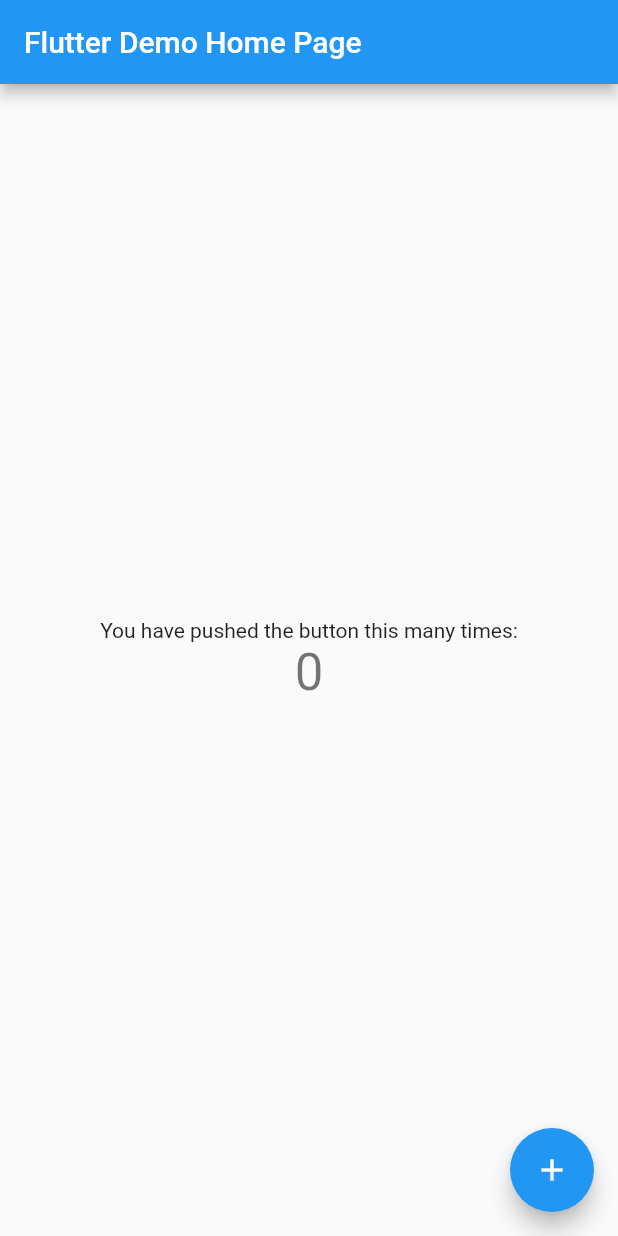
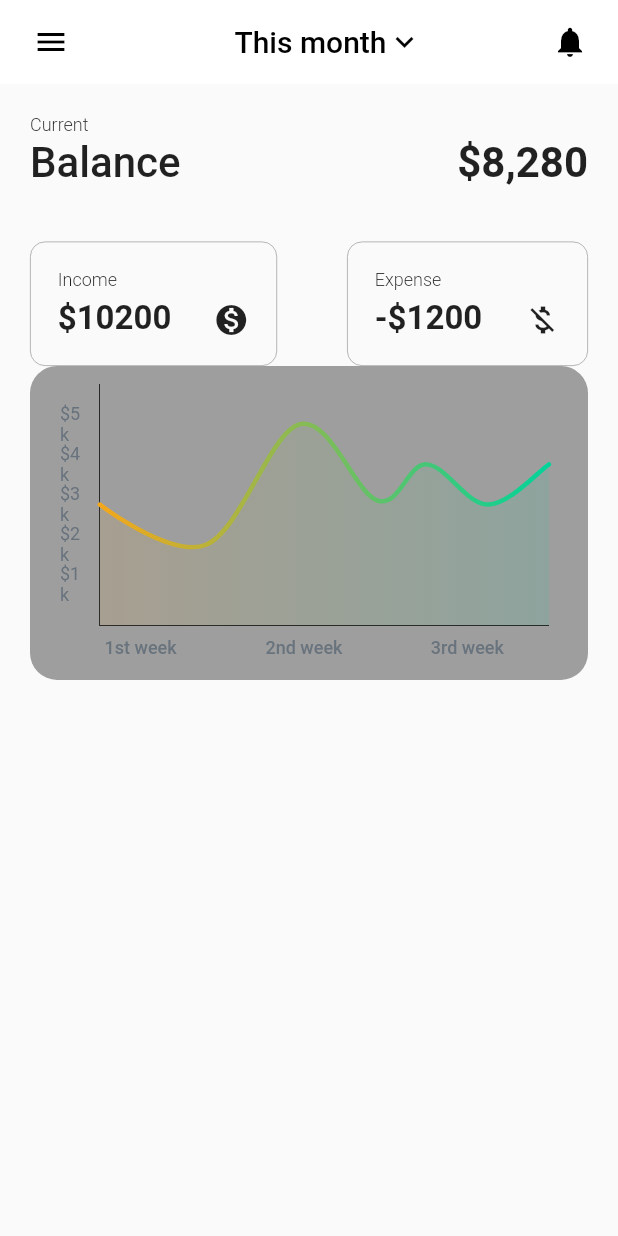
Before and after one commit to MarTevoL/finance-tracker-ui, a Flutter app: the screen it shows after launch, on a phone screen of 412 x 824 dp. Run offline on Flutter 3.47's test engine with Material 2 defaults, Android fonts, the phone set to English and light mode, and no system bars; drawn by our look-alikes of fl_chart.

Commit message:
Add line_chart, add income_expense_class

```diff
--- /dev/null
+++ b/lib/home_page.dart
@@ -0,0 +1,114 @@
+import 'package:finance_tracker_ui/income_expense_card.dart';
+import 'package:finance_tracker_ui/line_chart_sample.dart';
+import 'package:flutter/material.dart';
+
+class HomePage extends StatefulWidget {
+  @override
+  _HomePageState createState() => _HomePageState();
+}
+
+class _HomePageState extends State<HomePage> {
+  @override
+  Widget build(BuildContext context) {
+    return Scaffold(
+      appBar: _buildAppBar(),
+      body: Padding(
+        padding: EdgeInsets.all(20.0),
+        child: Column(
+          children: <Widget>[
+            Container(
+              child: Row(
+                crossAxisAlignment: CrossAxisAlignment.end,
+                mainAxisAlignment: MainAxisAlignment.spaceBetween,
+                children: <Widget>[
+                  Column(
+                    crossAxisAlignment: CrossAxisAlignment.start,
+                    children: <Widget>[
+                      Text(
+                        'Current',
+                        style: TextStyle(
+                            fontSize: 12.0, fontWeight: FontWeight.w300),
+                      ),
+                      SizedBox(
+                        height: 2.0,
+                      ),
+                      Text(
+                        'Balance',
+                        style: TextStyle(
+                            fontSize: 28.0, fontWeight: FontWeight.w500),
+                      ),
+                    ],
+                  ),
+                  Text(
+                    '\$8,280',
+                    style:
+                        TextStyle(fontSize: 28.0, fontWeight: FontWeight.w700),
+                  ),
+                ],
+              ),
+            ),
+            SizedBox(
+              height: 36.0,
+            ),
+            Row(
+              mainAxisAlignment: MainAxisAlignment.spaceBetween,
+              children: <Widget>[
+                IncomeExpenseCard(
+                  cardType: CardType.Income,
+                  amount: 10200,
+                ),
+                IncomeExpenseCard(
+                  cardType: CardType.Expense,
+                  amount: 1200,
+                ),
+              ],
+            ),
+            Container(child: LineChartSample2()),
+          ],
+        ),
+      ),
+    );
+  }
+
+  AppBar _buildAppBar() {
+    return AppBar(
+      title: Container(
+        child: Row(
+          mainAxisAlignment: MainAxisAlignment.center,
+          children: <Widget>[
+            Text(
+              'This month',
+              style: TextStyle(color: Colors.black),
+            ),
+            SizedBox(
+              width: 10.0,
+              child: Icon(
+                Icons.keyboard_arrow_down,
+                color: Colors.black,
+              ),
+            )
+          ],
+        ),
+      ),
+      backgroundColor: Colors.white,
+      brightness: Brightness.light,
+      elevation: 0.0,
+      leading: Padding(
+        padding: EdgeInsets.only(left: 12.0),
+        child: Icon(
+          Icons.menu,
+          color: Colors.black,
+        ),
+      ),
+      actions: <Widget>[
+        Padding(
+          padding: EdgeInsets.only(right: 20.0),
+          child: Icon(
+            Icons.notifications,
+            color: Colors.black,
+          ),
+        )
+      ],
+    );
+  }
+}
--- /dev/null
+++ b/lib/income_expense_card.dart
@@ -0,0 +1,62 @@
+import 'package:flutter/material.dart';
+
+enum CardType { Income, Expense }
+
+class IncomeExpenseCardData {
+  IncomeExpenseCardData(this.title, this.icon);
+  final String title;
+  final IconData icon;
+}
+
+class IncomeExpenseCard extends StatelessWidget {
+  const IncomeExpenseCard({
+    Key key,
+    this.cardType,
+    this.amount,
+  }) : super(key: key);
+
+  final CardType cardType;
+  final int amount;
+
+  static Map<CardType, IncomeExpenseCardData> _cardData = {
+    CardType.Income: IncomeExpenseCardData('Income', Icons.monetization_on),
+    CardType.Expense: IncomeExpenseCardData('Expense', Icons.money_off),
+  };
+
+  @override
+  Widget build(BuildContext context) {
+    return Container(
+      padding: EdgeInsets.all(18.0),
+      decoration: BoxDecoration(
+        border: Border.all(width: 0.5, color: Colors.grey),
+        borderRadius: BorderRadius.circular(10.0),
+      ),
+      child: Row(
+        crossAxisAlignment: CrossAxisAlignment.end,
+        mainAxisAlignment: MainAxisAlignment.spaceBetween,
+        children: <Widget>[
+          Column(
+            crossAxisAlignment: CrossAxisAlignment.start,
+            children: <Widget>[
+              Text(
+                _cardData[cardType].title,
+                style: TextStyle(fontSize: 12.0, fontWeight: FontWeight.w300),
+              ),
+              SizedBox(
+                height: 6.0,
+              ),
+              Text(
+                cardType == CardType.Income ? '\$$amount' : '-\$$amount',
+                style: TextStyle(fontSize: 22.0, fontWeight: FontWeight.w600),
+              ),
+            ],
+          ),
+          SizedBox(
+            width: 28.0,
+          ),
+          Icon(_cardData[cardType].icon)
+        ],
+      ),
+    );
+  }
+}
--- /dev/null
+++ b/lib/line_chart_sample.dart
@@ -0,0 +1,136 @@
+import 'package:fl_chart/fl_chart.dart';
+import 'package:flutter/material.dart';
+
+class LineChartSample2 extends StatefulWidget {
+  @override
+  _LineChartSample2State createState() => _LineChartSample2State();
+}
+
+class _LineChartSample2State extends State<LineChartSample2> {
+  List<Color> gradientColors = [
+    const Color(0xffF5A71A),
+    const Color(0xff02d39a),
+  ];
+
+  @override
+  Widget build(BuildContext context) {
+    return Stack(
+      children: <Widget>[
+        AspectRatio(
+          aspectRatio: 16 / 9,
+          child: Container(
+            decoration: const BoxDecoration(
+                borderRadius: BorderRadius.all(
+                  Radius.circular(18),
+                ),
+                color: Colors.grey),
+            child: Padding(
+              padding: const EdgeInsets.only(
+                  right: 26.0, left: 20.0, top: 12.0, bottom: 12),
+              child: LineChart(
+                mainData(),
+              ),
+            ),
+          ),
+        ),
+      ],
+    );
+  }
+
+  LineChartData mainData() {
+    return LineChartData(
+      gridData: FlGridData(
+        show: false,
+      ),
+      titlesData: FlTitlesData(
+        show: true,
+        bottomTitles: SideTitles(
+          showTitles: true,
+          textStyle: const TextStyle(
+              color: Color(0xff68737d),
+              fontWeight: FontWeight.w500,
+              fontSize: 12),
+          getTitles: (value) {
+            switch (value.toInt()) {
+              case 1:
+                return '1st week';
+              case 5:
+                return '2nd week';
+              case 9:
+                return '3rd week';
+            }
+            return '';
+          },
+          reservedSize: 16,
+          margin: 8,
+        ),
+        leftTitles: SideTitles(
+          showTitles: true,
+          textStyle: const TextStyle(
+            color: Color(0xff67727d),
+            fontWeight: FontWeight.normal,
+            fontSize: 12,
+          ),
+          getTitles: (value) {
+            switch (value.toInt()) {
+              case 1:
+                return '\$1k';
+              case 2:
+                return '\$2k';
+              case 3:
+                return '\$3k';
+              case 4:
+                return '\$4k';
+              case 5:
+                return '\$5k';
+            }
+            return '';
+          },
+          reservedSize: 16,
+          margin: 10,
+        ),
+      ),
+      borderData: FlBorderData(
+          show: true,
+          border: Border(
+            left: BorderSide(width: 0.5),
+            bottom: BorderSide(width: 0.5),
+          )),
+      minX: 0,
+      maxX: 11,
+      minY: 0,
+      maxY: 6,
+      lineBarsData: [
+        LineChartBarData(
+          spots: [
+            FlSpot(0, 3),
+            FlSpot(2.6, 2),
+            FlSpot(4.9, 5),
+            FlSpot(6.8, 3.1),
+            FlSpot(8, 4),
+            FlSpot(9.5, 3),
+            FlSpot(11, 4),
+          ],
+          isCurved: true,
+          colors: gradientColors,
+          barWidth: 3,
+          isStrokeCapRound: true,
+          dotData: FlDotData(
+            show: false,
+            getDotPainter: (_, __, ___, ____) => FlDotCirclePainter(
+              radius: 6.0,
+              strokeWidth: 2.0,
+              color: Colors.orange,
+              strokeColor: Colors.white,
+            ),
+          ),
+          belowBarData: BarAreaData(
+            show: true,
+            colors:
+                gradientColors.map((color) => color.withOpacity(0.1)).toList(),
+          ),
+        ),
+      ],
+    );
+  }
+}
--- a/lib/main.dart
+++ b/lib/main.dart
@@ -1,3 +1,4 @@
+import 'package:finance_tracker_ui/home_page.dart';
 import 'package:flutter/material.dart';
 
 void main() {
@@ -9,109 +10,9 @@ class MyApp extends StatelessWidget {
   @override
   Widget build(BuildContext context) {
     return MaterialApp(
+      debugShowCheckedModeBanner: false,
       title: 'Flutter Demo',
-      theme: ThemeData(
-        // This is the theme of your application.
-        //
-        // Try running your application with "flutter run". You'll see the
-        // application has a blue toolbar. Then, without quitting the app, try
-        // changing the primarySwatch below to Colors.green and then invoke
-        // "hot reload" (press "r" in the console where you ran "flutter run",
-        // or simply save your changes to "hot reload" in a Flutter IDE).
-        // Notice that the counter didn't reset back to zero; the application
-        // is not restarted.
-        primarySwatch: Colors.blue,
-        // This makes the visual density adapt to the platform that you run
-        // the app on. For desktop platforms, the controls will be smaller and
-        // closer together (more dense) than on mobile platforms.
-        visualDensity: VisualDensity.adaptivePlatformDensity,
-      ),
-      home: MyHomePage(title: 'Flutter Demo Home Page'),
+      home: HomePage(),
     );
   }
 }
-
-class MyHomePage extends StatefulWidget {
-  MyHomePage({Key key, this.title}) : super(key: key);
-
-  // This widget is the home page of your application. It is stateful, meaning
-  // that it has a State object (defined below) that contains fields that affect
-  // how it looks.
-
-  // This class is the configuration for the state. It holds the values (in this
-  // case the title) provided by the parent (in this case the App widget) and
-  // used by the build method of the State. Fields in a Widget subclass are
-  // always marked "final".
-
-  final String title;
-
-  @override
-  _MyHomePageState createState() => _MyHomePageState();
-}
-
-class _MyHomePageState extends State<MyHomePage> {
-  int _counter = 0;
-
-  void _incrementCounter() {
-    setState(() {
-      // This call to setState tells the Flutter framework that something has
-      // changed in this State, which causes it to rerun the build method below
-      // so that the display can reflect the updated values. If we changed
-      // _counter without calling setState(), then the build method would not be
-      // called again, and so nothing would appear to happen.
-      _counter++;
-    });
-  }
-
-  @override
-  Widget build(BuildContext context) {
-    // This method is rerun every time setState is called, for instance as done
-    // by the _incrementCounter method above.
-    //
-    // The Flutter framework has been optimized to make rerunning build methods
-    // fast, so that you can just rebuild anything that needs updating rather
-    // than having to individually change instances of widgets.
-    return Scaffold(
-      appBar: AppBar(
-        // Here we take the value from the MyHomePage object that was created by
-        // the App.build method, and use it to set our appbar title.
-        title: Text(widget.title),
-      ),
-      body: Center(
-        // Center is a layout widget. It takes a single child and positions it
-        // in the middle of the parent.
-        child: Column(
-          // Column is also a layout widget. It takes a list of children and
-          // arranges them vertically. By default, it sizes itself to fit its
-          // children horizontally, and tries to be as tall as its parent.
-          //
-          // Invoke "debug painting" (press "p" in the console, choose the
-          // "Toggle Debug Paint" action from the Flutter Inspector in Android
-          // Studio, or the "Toggle Debug Paint" command in Visual Studio Code)
-          // to see the wireframe for each widget.
-          //
-          // Column has various properties to control how it sizes itself and
-          // how it positions its children. Here we use mainAxisAlignment to
-          // center the children vertically; the main axis here is the vertical
-          // axis because Columns are vertical (the cross axis would be
-          // horizontal).
-          mainAxisAlignment: MainAxisAlignment.center,
-          children: <Widget>[
-            Text(
-              'You have pushed the button this many times:',
-            ),
-            Text(
-              '$_counter',
-              style: Theme.of(context).textTheme.headline4,
-            ),
-          ],
-        ),
-      ),
-      floatingActionButton: FloatingActionButton(
-        onPressed: _incrementCounter,
-        tooltip: 'Increment',
-        child: Icon(Icons.add),
-      ), // This trailing comma makes auto-formatting nicer for build methods.
-    );
-  }
-}
--- a/pubspec.yaml
+++ b/pubspec.yaml
@@ -23,6 +23,7 @@ environment:
 dependencies:
   flutter:
     sdk: flutter
+  fl_chart: ^0.10.1
 
 
   # The following adds the Cupertino Icons font to your application.
```
Also changed, not shown: pubspec.lock.
